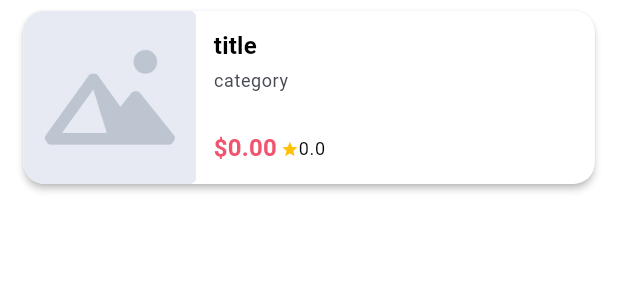
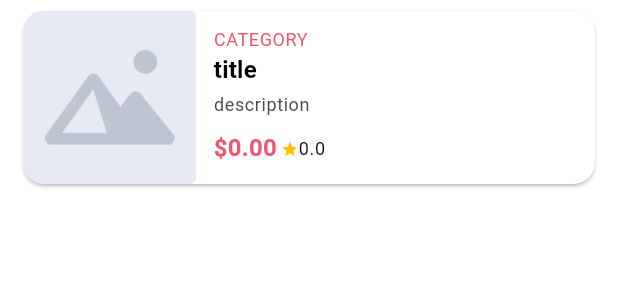
Before and after one commit to Ebenezerkifle/tech_gadol, a Flutter app: the ProductCard widget shown alone on an empty page, opened directly, on a phone screen of 412 x 824 dp. Shown: the top 300 px of the screen. Run offline on Flutter 3.47's test engine with Material 3 defaults, Android fonts, the phone set to English and light mode, and no system bars; our stand-ins replace cached_network_image, dio, flutter_riverpod, flutter_screenutil, flutter_svg, font_awesome_flutter and 8 more; accounts and stored records are empty; network calls fail.

Commit message:
🤫 Product Card design improved a bit

```diff
--- a/lib/ui/widgets/product_card.dart
+++ b/lib/ui/widgets/product_card.dart
@@ -25,7 +25,7 @@ class ProductCard extends StatelessWidget {
         shape: RoundedRectangleBorder(
           borderRadius: BorderRadius.circular(16.r),
         ),
-        elevation: 2,
+        // elevation: 1,
         clipBehavior: Clip.antiAlias,
         child: IntrinsicHeight(
           child: Row(
@@ -46,6 +46,11 @@ class ProductCard extends StatelessWidget {
                         crossAxisAlignment: CrossAxisAlignment.start,
                         children: [
                           Text(
+                            product.category.toUpperCase(),
+                            style: Theme.of(context).textTheme.bodySmall
+                                ?.copyWith(color: primaryColor),
+                          ),
+                          Text(
                             product.title,
                             style: Theme.of(context).textTheme.titleMedium
                                 ?.copyWith(fontWeight: FontWeight.bold),
@@ -54,10 +59,12 @@ class ProductCard extends StatelessWidget {
                           ),
                           SizedBox(height: 4.h),
                           Text(
-                            product.category,
+                            product.description,
                             style: Theme.of(
                               context,
                             ).textTheme.bodySmall?.copyWith(color: mediumGrey),
+                            maxLines: 2,
+                            overflow: TextOverflow.ellipsis,
                           ),
                         ],
                       ),
```
